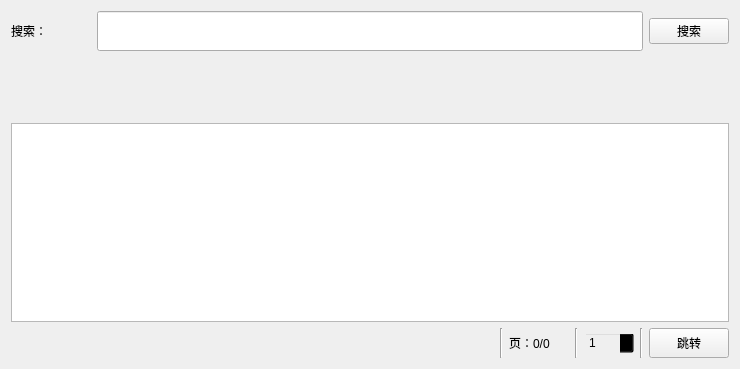
Old version of the form ui/ui_search.ui in the repository tonquer/ehentai-qt.
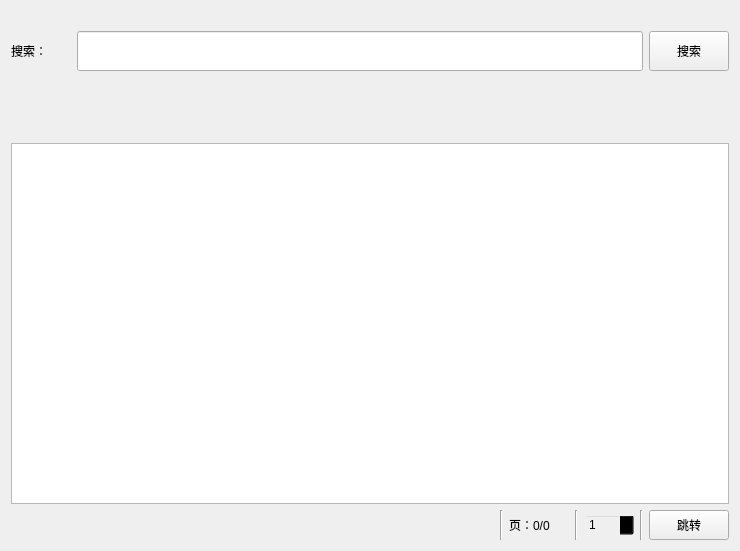
New version of the form. Custom widgets are drawn as their Qt base class.

Patch:
```diff
--- a/ui/ui_search.ui
+++ b/ui/ui_search.ui
@@ -7,7 +7,7 @@
     <x>0</x>
     <y>0</y>
     <width>740</width>
-    <height>369</height>
+    <height>551</height>
    </rect>
   </property>
   <property name="minimumSize">
@@ -21,18 +21,70 @@
   </property>
   <layout class="QVBoxLayout" name="verticalLayout">
    <item>
+    <widget class="QLabel" name="searchTab">
+     <property name="enabled">
+      <bool>true</bool>
+     </property>
+     <property name="text">
+      <string/>
+     </property>
+     <property name="textInteractionFlags">
+      <set>Qt::TextBrowserInteraction</set>
+     </property>
+    </widget>
+   </item>
+   <item>
+    <widget class="QWidget" name="searchWidget" native="true">
+     <property name="sizePolicy">
+      <sizepolicy hsizetype="Minimum" vsizetype="Minimum">
+       <horstretch>0</horstretch>
+       <verstretch>0</verstretch>
+      </sizepolicy>
+     </property>
+     <property name="minimumSize">
+      <size>
+       <width>0</width>
+       <height>0</height>
+      </size>
+     </property>
+     <layout class="QVBoxLayout" name="verticalLayout_2">
+      <property name="leftMargin">
+       <number>0</number>
+      </property>
+      <property name="topMargin">
+       <number>0</number>
+      </property>
+      <property name="rightMargin">
+       <number>0</number>
+      </property>
+      <property name="bottomMargin">
+       <number>0</number>
+      </property>
+      <item>
     <layout class="QHBoxLayout" name="horizontalLayout_2">
+        <property name="spacing">
+         <number>6</number>
+        </property>
+        <property name="sizeConstraint">
+         <enum>QLayout::SetDefaultConstraint</enum>
+        </property>
      <item>
       <widget class="QLabel" name="label_2">
+          <property name="sizePolicy">
+           <sizepolicy hsizetype="Preferred" vsizetype="Minimum">
+            <horstretch>0</horstretch>
+            <verstretch>0</verstretch>
+           </sizepolicy>
+          </property>
        <property name="minimumSize">
         <size>
-         <width>80</width>
+            <width>60</width>
          <height>0</height>
         </size>
        </property>
        <property name="maximumSize">
         <size>
-         <width>80</width>
+            <width>60</width>
          <height>40</height>
         </size>
        </property>
@@ -43,12 +95,24 @@
      </item>
      <item>
       <widget class="SearchLineEdit" name="lineEdit">
+          <property name="sizePolicy">
+           <sizepolicy hsizetype="Expanding" vsizetype="Minimum">
+            <horstretch>0</horstretch>
+            <verstretch>0</verstretch>
+           </sizepolicy>
+          </property>
        <property name="minimumSize">
         <size>
          <width>40</width>
          <height>40</height>
         </size>
        </property>
+          <property name="maximumSize">
+           <size>
+            <width>16777215</width>
+            <height>40</height>
+           </size>
+          </property>
        <property name="clearButtonEnabled">
         <bool>true</bool>
        </property>
@@ -56,15 +120,36 @@
      </item>
      <item>
       <widget class="QPushButton" name="searchButton">
+          <property name="sizePolicy">
+           <sizepolicy hsizetype="Minimum" vsizetype="Minimum">
+            <horstretch>0</horstretch>
+            <verstretch>0</verstretch>
+           </sizepolicy>
+          </property>
+          <property name="maximumSize">
+           <size>
+            <width>16777215</width>
+            <height>40</height>
+           </size>
+          </property>
        <property name="text">
         <string>搜索</string>
        </property>
       </widget>
      </item>
     </layout>
+      </item>
+     </layout>
+    </widget>
    </item>
    <item>
     <widget class="TagListWidget" name="tagWidget">
+     <property name="sizePolicy">
+      <sizepolicy hsizetype="Preferred" vsizetype="Preferred">
+       <horstretch>0</horstretch>
+       <verstretch>0</verstretch>
+      </sizepolicy>
+     </property>
      <property name="minimumSize">
       <size>
        <width>0</width>
@@ -201,11 +286,6 @@
   </layout>
  </widget>
  <customwidgets>
-  <customwidget>
-   <class>TagListWidget</class>
-   <extends>QListWidget</extends>
-   <header location="global">component.list.tag_list_widget.h</header>
-  </customwidget>
   <customwidget>
    <class>ComicListWidget</class>
    <extends>QListWidget</extends>
@@ -216,6 +296,11 @@
    <extends>QLineEdit</extends>
    <header location="global">component.line_edit.search_line_edit.h</header>
   </customwidget>
+  <customwidget>
+   <class>TagListWidget</class>
+   <extends>QListWidget</extends>
+   <header location="global">component.list.tag_list_widget.h</header>
+  </customwidget>
  </customwidgets>
  <resources/>
  <connections/>
```
Left out of the diff: 3 changed lines with no effect on the pictures. Lines whose indentation alone changed are shown as unchanged.
